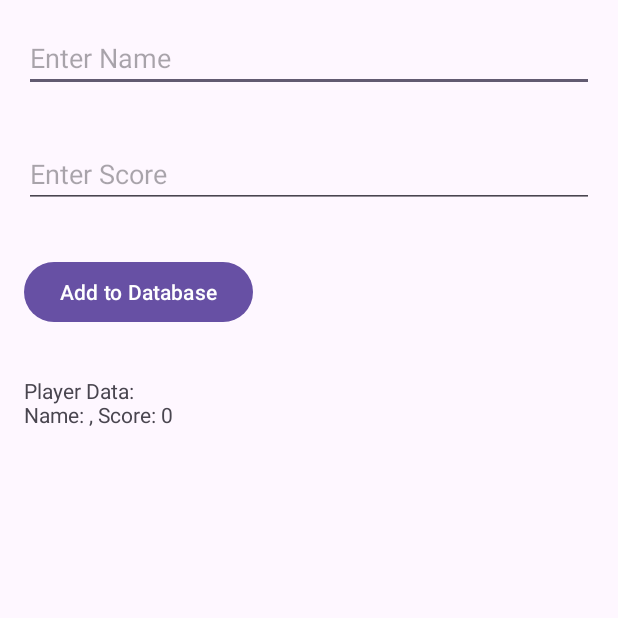
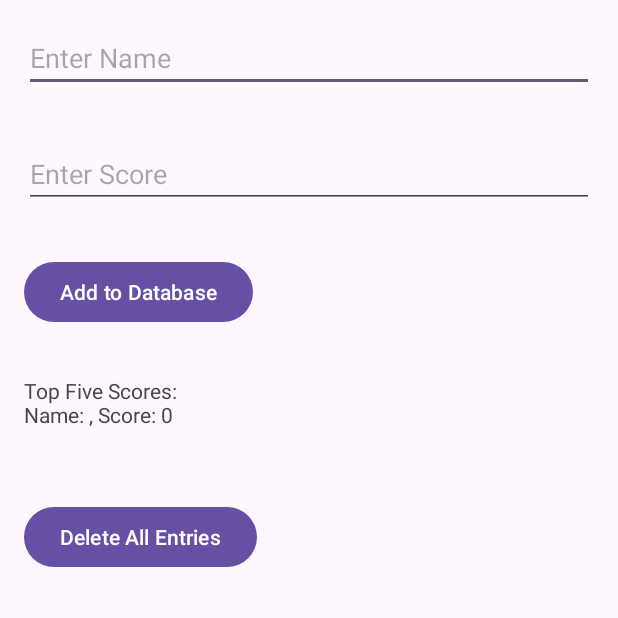
Before and after one commit to S00227414/MADGame, an Android app: the screen it shows after launch (MainActivity), after a tap on "Add to Database", on a phone screen of 412 x 824 dp, the top half of it. Run offline under Robolectric (Android 15) with nearby library versions, the phone set to English and light mode, and no system bars; 1 statement that could not run was skipped.

Commit message:
Issues with displaying top 5 and deleting other entries. Keeping other entries, only displaying top5

```diff
--- a/app/src/main/java/com/example/madgame/MainActivity.java
+++ b/app/src/main/java/com/example/madgame/MainActivity.java
@@ -6,6 +6,8 @@ import android.database.Cursor;
 import android.database.sqlite.SQLiteDatabase;
 import android.os.Bundle;
 import androidx.appcompat.app.AppCompatActivity;
+
+import android.util.Log;
 import android.view.View;
 import android.widget.Button;
 import android.widget.EditText;
@@ -36,6 +38,48 @@ public class MainActivity extends AppCompatActivity {
                 displayDataFromDatabase();
             }
         });
+        Button btnDeleteAll = findViewById(R.id.btnDeleteAll);
+        btnDeleteAll.setOnClickListener(new View.OnClickListener() {
+            @Override
+            public void onClick(View v) {
+                deleteAllEntries();
+            }
+        });
+
+    }
+
+    private void deleteLowScores(SQLiteDatabase db) {
+        String selectQuery = "SELECT * FROM HighScores ORDER BY Score DESC LIMIT 5";
+        Cursor cursor = db.rawQuery(selectQuery, null);
+
+        if (cursor != null && cursor.moveToFirst()) {
+            int scoreColumnIndex = cursor.getColumnIndex("Score");
+            int count = cursor.getCount();
+            Log.d("TotalCount", "Total Count: " + count);
+
+            // Keep only the top five scores
+            if (count > 5) {
+                cursor.moveToPosition(4); // Move to the 5th record
+
+                // Check if the column index for "Score" is valid
+                if (scoreColumnIndex != -1) {
+                    @SuppressLint("Range") int thresholdScore = cursor.getInt(scoreColumnIndex);
+
+                    // Log the threshold score
+                    Log.d("ThresholdScore", "Threshold Score: " + thresholdScore);
+
+                    // Delete scores lower than the threshold
+                    int deletedRows = db.delete("HighScores", "Score < ?", new String[]{String.valueOf(thresholdScore)});
+                    Log.d("DeletedRows", "Deleted Rows: " + deletedRows);
+                } else {
+                    Log.d("ScoreColumnError", "Column index for 'Score' not found.");
+                }
+            }
+        }
+
+        if (cursor != null) {
+            cursor.close();
+        }
     }
 
     private void addDataToDatabase() {
@@ -44,18 +88,29 @@ public class MainActivity extends AppCompatActivity {
         values.put("PlayerName", editTextName.getText().toString());
         values.put("Score", Integer.parseInt(editTextScore.getText().toString()));
         db.insert("HighScores", null, values);
+
+        // Check and delete lower scores
+        deleteLowScores(db);
+
+        // Close the database connection after displaying the data
+        displayDataFromDatabase();
         db.close();
     }
 
+
+
+
+
     private void displayDataFromDatabase() {
         SQLiteDatabase db = dbHelper.getReadableDatabase();
-        Cursor cursor = db.rawQuery("SELECT * FROM HighScores ORDER BY Score DESC", null);
-        StringBuilder displayText = new StringBuilder("Player Data:\n");
+        Cursor cursor = db.rawQuery("SELECT * FROM HighScores ORDER BY Score DESC LIMIT 5", null);
+        StringBuilder displayText = new StringBuilder("Top Five Scores:\n");
+
 
         if (cursor.moveToFirst()) {
             do {
-                @SuppressLint("Range") String playerName = cursor.getString(cursor.getColumnIndex("PlayerName"));
-                @SuppressLint("Range") int score = cursor.getInt(cursor.getColumnIndex("Score"));
+                String playerName = cursor.getString(cursor.getColumnIndex("PlayerName"));
+                int score = cursor.getInt(cursor.getColumnIndex("Score"));
                 displayText.append("Name: ").append(playerName).append(", Score: ").append(score).append("\n");
             } while (cursor.moveToNext());
         }
@@ -65,10 +120,20 @@ public class MainActivity extends AppCompatActivity {
 
         textViewDisplay.setText(displayText.toString());
     }
+    private void deleteAllEntries() {
+        SQLiteDatabase db = dbHelper.getWritableDatabase();
+        db.delete("HighScores", null, null); // Deletes all entries from the table
+        db.close();
+
+        // Refresh displayed data after deletion
+        displayDataFromDatabase();
+    }
+
 
     @Override
     protected void onDestroy() {
         dbHelper.close();
         super.onDestroy();
     }
+
 }
--- a/app/src/main/res/layout/activity_main.xml
+++ b/app/src/main/res/layout/activity_main.xml
@@ -34,4 +34,13 @@
         android:text="Player Data:"
         android:layout_below="@id/btnAdd"
         android:layout_margin="16dp"/>
+
+    <Button
+        android:id="@+id/btnDeleteAll"
+        android:layout_width="wrap_content"
+        android:layout_height="wrap_content"
+        android:text="Delete All Entries"
+        android:layout_below="@id/textViewDisplay"
+        android:layout_margin="16dp"/>
+
 </RelativeLayout>
```
